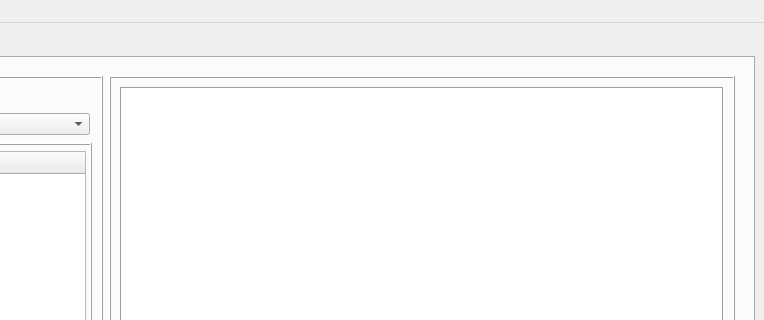
Qt form manager.ui (chlwodud77/student-assesment-manager) before a commit; both pictures show x 553 to 1317 and y 0 to 320 of the 1317 by 847 pixel window.
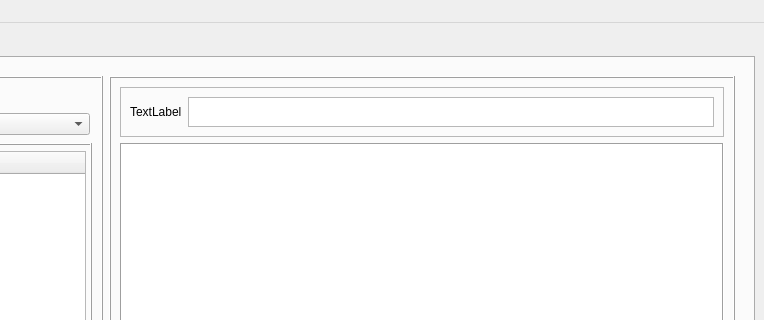
The same form after that commit. The open tabs and pages were chosen to show the change. Icons and pictures are not drawn.

The edit to the form file:
```diff
--- a/manager.ui
+++ b/manager.ui
@@ -1522,7 +1522,35 @@
              </property>
              <layout class="QVBoxLayout" name="verticalLayout_18">
               <item>
-               <widget class="QTableWidget" name="tableWidget">
+               <widget class="QFrame" name="frame_40">
+                <property name="maximumSize">
+                 <size>
+                  <width>16777215</width>
+                  <height>50</height>
+                 </size>
+                </property>
+                <property name="frameShape">
+                 <enum>QFrame::StyledPanel</enum>
+                </property>
+                <property name="frameShadow">
+                 <enum>QFrame::Raised</enum>
+                </property>
+                <layout class="QHBoxLayout" name="horizontalLayout_9">
+                 <item>
+                  <widget class="QLabel" name="label_10">
+                   <property name="text">
+                    <string>TextLabel</string>
+                   </property>
+                  </widget>
+                 </item>
+                 <item>
+                  <widget class="QPlainTextEdit" name="plainTextEdit"/>
+                 </item>
+                </layout>
+               </widget>
+              </item>
+              <item>
+               <widget class="QTableWidget" name="scoreChangeWidget">
                 <property name="frameShape">
                  <enum>QFrame::Box</enum>
                 </property>
```
Left out of the diff: 8 changed lines with no effect on the pictures.
